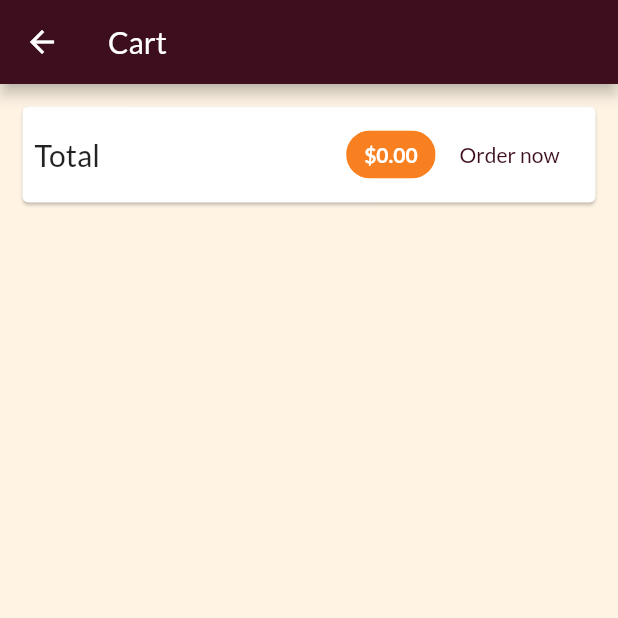
After one commit to tupizz/flutter_shop_app, a Flutter app: the CartPage screen opened by its route, on a phone screen of 412 x 824 dp, the top half of it. The commit adds this screen. Run offline on Flutter 3.47's test engine with Material 2 defaults, Android fonts, the phone set to English and light mode, and no system bars; network calls fail.

Commit message:
🛒 Cart Items, cart values and providers

```diff
--- a/lib/app/models/cart.dart
+++ b/lib/app/models/cart.dart
@@ -1,8 +1,17 @@
 class CartItem {
   final String id;
+  final String productId;
   final String title;
   final int quantity;
   final double price;
+  final String imgUrl;
 
-  CartItem({this.id, this.title, this.price, this.quantity});
+  CartItem({
+    this.id,
+    this.productId,
+    this.title,
+    this.price,
+    this.quantity,
+    this.imgUrl,
+  });
 }
--- /dev/null
+++ b/lib/app/pages/cart/cart_page.dart
@@ -0,0 +1,75 @@
+import 'package:flutter/material.dart';
+import 'package:flutter_shop_app/app/pages/cart/widgets/cart_item.dart';
+import 'package:provider/provider.dart';
+
+import './../../providers/cart_provider.dart';
+
+class CartPage extends StatelessWidget {
+  static String routeName = '/cart';
+
+  @override
+  Widget build(BuildContext context) {
+    return Scaffold(
+      appBar: AppBar(
+        title: Text('Cart'),
+      ),
+      body: Consumer<CartProvider>(
+        builder: (ctx, provider, child) => Column(
+          children: <Widget>[
+            _buildTotalValueCard(provider, context),
+            SizedBox(height: 10),
+            _buildListViewItemsFromCart(provider),
+          ],
+        ),
+      ),
+    );
+  }
+
+  Expanded _buildListViewItemsFromCart(CartProvider provider) {
+    return Expanded(
+      child: ListView.builder(
+        itemBuilder: (ctx, index) => CartItemTile(
+          cartItem: provider.items.values.toList()[index],
+        ),
+        itemCount: provider.itemCount,
+      ),
+    );
+  }
+
+  Card _buildTotalValueCard(CartProvider provider, BuildContext context) {
+    return Card(
+      margin: EdgeInsets.all(15),
+      child: Padding(
+        padding: EdgeInsets.all(8),
+        child: Row(
+          mainAxisAlignment: MainAxisAlignment.spaceBetween,
+          children: <Widget>[
+            Text(
+              'Total',
+              style: TextStyle(
+                fontSize: 20,
+              ),
+            ),
+            // Esse widget vai jogar todos os itens subsequentes da row para direita
+            Spacer(),
+            Chip(
+              label: Text(
+                '\$${provider.totalAmount.toStringAsFixed(2)}',
+                style: TextStyle(
+                  fontWeight: FontWeight.bold,
+                  color: Theme.of(context).primaryTextTheme.title.color,
+                ),
+              ),
+              backgroundColor: Theme.of(context).accentColor,
+            ),
+            FlatButton(
+              child: Text('Order now'),
+              onPressed: () {},
+              textColor: Theme.of(context).primaryColor,
+            )
+          ],
+        ),
+      ),
+    );
+  }
+}
--- a/lib/app/providers/cart_provider.dart
+++ b/lib/app/providers/cart_provider.dart
@@ -12,26 +12,43 @@ class CartProvider with ChangeNotifier {
     return _items.length;
   }
 
-  void addItem(String productId, double price, String title) {
+  double get totalAmount {
+    var total = 0.0;
+    _items.forEach((key, cartItem) {
+      total += cartItem.quantity * cartItem.price;
+    });
+    return total;
+  }
+
+  void addItem(String productId, double price, String title, String imgUrl) {
     if (_items.containsKey(productId)) {
       _items.update(
           productId,
           (existingCardItem) => CartItem(
                 id: existingCardItem.id,
+                productId: productId,
                 title: existingCardItem.title,
                 price: existingCardItem.price,
                 quantity: existingCardItem.quantity + 1,
+                imgUrl: existingCardItem.imgUrl,
               ));
     } else {
       _items.putIfAbsent(
           productId,
           () => CartItem(
                 id: DateTime.now().toString(),
+                productId: productId,
                 title: title,
                 price: price,
                 quantity: 1,
+                imgUrl: imgUrl,
               ));
     }
     notifyListeners();
   }
+
+  void removeItem(String id) {
+    _items.remove(id);
+    notifyListeners();
+  }
 }
```
Also changed, not shown: lib/app/pages/cart/widgets/cart_item.dart (added, +50 -0 lines), lib/app/pages/products-overview/products_overview_page.dart (+6 -3 lines), lib/app/shared/widgets/product_item.dart (+6 -1 lines), lib/main.dart (+5 -3 lines).
